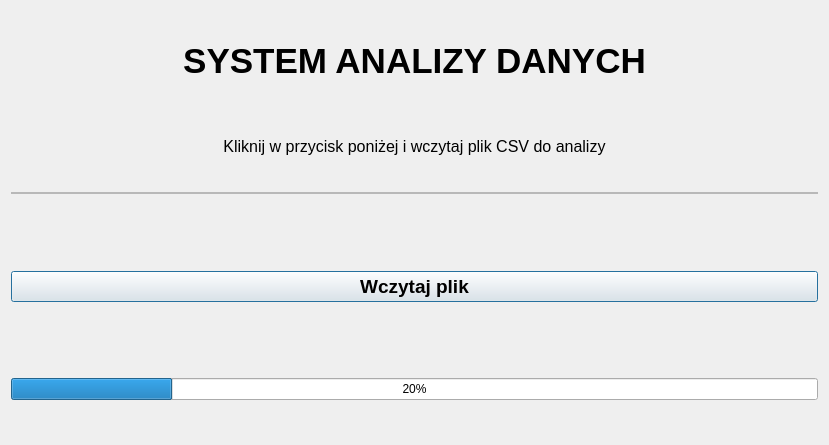
Qt form QT_GUI/glowneOkno.ui (DominikKlimowicz/AnalizaYellowTaxi) before a commit.
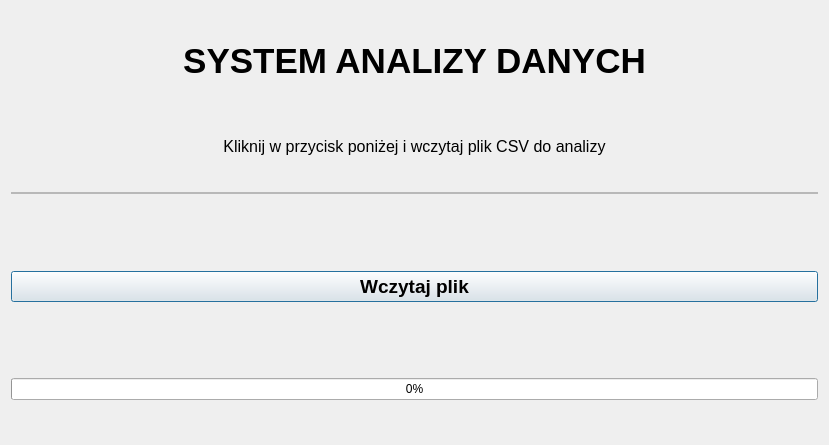
The same form after that commit.

Commit message: pasek start od 0

```diff
--- a/QT_GUI/glowneOkno.ui
+++ b/QT_GUI/glowneOkno.ui
@@ -136,7 +136,7 @@
    <item>
     <widget class="QProgressBar" name="PasekLadowania">
      <property name="value">
-      <number>20</number>
+      <number>0</number>
      </property>
     </widget>
    </item>
```
